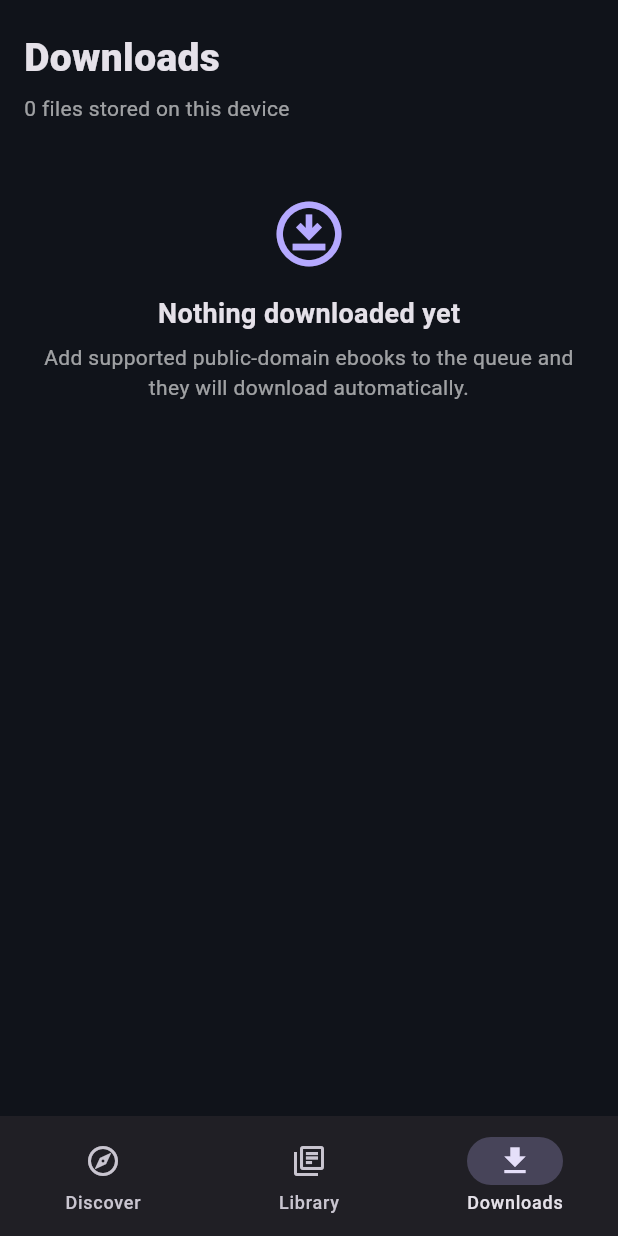
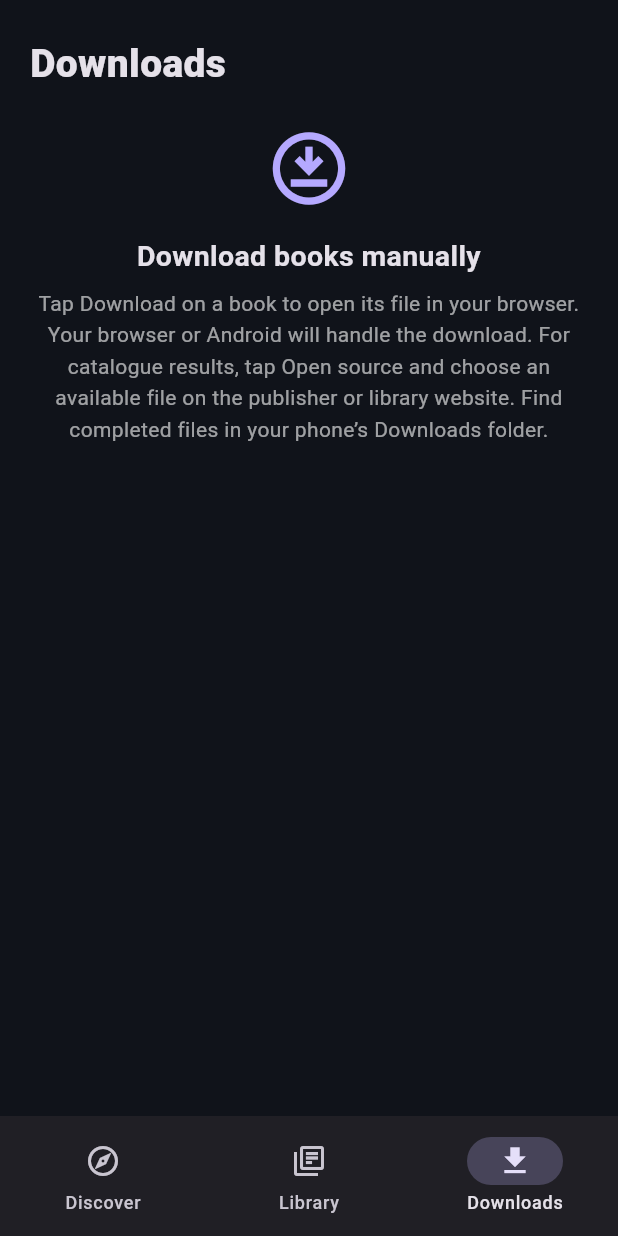
Before and after one commit to Senior-Toasty/books-to-read, a Flutter app: the screen it shows after launch, item 3 of the bottom bar chosen, on a phone screen of 412 x 824 dp. Run offline on Flutter 3.47's test engine with Material 3 defaults, Android fonts, the phone set to English and light mode, and no system bars; our stand-ins replace shared_preferences; missing offline and left inert: epub_view, pdfx.

Commit message:
Replace broken automatic queue with manual browser downloads

```diff
--- a/app/lib/main.dart
+++ b/app/lib/main.dart
@@ -1,8 +1,6 @@
 // ignore_for_file: deprecated_member_use
 import 'package:flutter/material.dart';
 import 'package:bookhunter/changelog_page.dart';
-import 'package:bookhunter/downloads/download_store.dart';
-import 'package:bookhunter/reader/book_reader_page.dart';
 import 'package:bookhunter/search/book_result.dart';
 import 'package:bookhunter/search/search_service.dart';
 import 'package:bookhunter/library/library_store.dart';
@@ -56,7 +54,6 @@ class _HomeScreenState extends State<HomeScreen> {
   void initState() {
     super.initState();
     LibraryStore.load();
-    DownloadStore.load();
   }
 
   @override
@@ -99,39 +96,21 @@ class _HomeScreenState extends State<HomeScreen> {
 
 
   Widget _downloadsPage() {
-    return AnimatedBuilder(
-      animation: Listenable.merge([DownloadStore.items, DownloadStore.queue]),
-      builder: (context, _) {
-        final books = DownloadStore.items.value;
-        final tasks = DownloadStore.queue.value.where((t) => t.status != DownloadStatus.completed).toList();
-        final active = tasks.any((t) => t.status == DownloadStatus.queued || t.status == DownloadStatus.downloading || t.status == DownloadStatus.paused);
-        return ListView(padding: const EdgeInsets.fromLTRB(16,20,16,24), children: [
-          const Text('Downloads',style:TextStyle(fontSize:26,fontWeight:FontWeight.w800)),
-          const SizedBox(height:5),
-          Text('${books.length} files stored on this device',style:const TextStyle(color:Colors.white60)),
-          if(tasks.isNotEmpty) ...[
-            const SizedBox(height:18),
-            Row(children:[const Expanded(child:Text('Download queue',style:TextStyle(fontSize:18,fontWeight:FontWeight.w700))),TextButton.icon(onPressed:active?DownloadStore.pause:DownloadStore.resume,icon:Icon(active?Icons.pause:Icons.play_arrow),label:Text(active?'Pause':'Resume all'))]),
-            for(final task in tasks) Card(color:const Color(0xFF191E28),child:Padding(padding:const EdgeInsets.all(12),child:Column(crossAxisAlignment:CrossAxisAlignment.start,children:[
-              Text(task.title,style:const TextStyle(fontWeight:FontWeight.w700)),
-              const SizedBox(height:5),
-              Text('${task.source} · ${task.status.name}',style:const TextStyle(color:Colors.white60,fontSize:12)),
-              if(task.status==DownloadStatus.downloading||task.status==DownloadStatus.queued||task.status==DownloadStatus.paused) ...[
-                const SizedBox(height:8),LinearProgressIndicator(value:task.total>0?task.progress:null),
-                if(task.total>0) Text('${(task.received/1048576).toStringAsFixed(1)} / ${(task.total/1048576).toStringAsFixed(1)} MB',style:const TextStyle(color:Colors.white54,fontSize:11)),
-              ],
-              if(task.error!=null) Text(task.error!,style:const TextStyle(color:Colors.orangeAccent,fontSize:11)),
-              Row(mainAxisAlignment:MainAxisAlignment.end,children:[
-                if(task.status==DownloadStatus.failed) TextButton(onPressed:()=>DownloadStore.retry(task.id),child:const Text('Retry')),
-                IconButton(onPressed:()=>DownloadStore.removeTask(task.id),tooltip:'Remove from queue',icon:const Icon(Icons.close)),
-              ]),
-            ]))),
-          ],
-          const SizedBox(height:12),
-          if(books.isEmpty) const Padding(padding:EdgeInsets.symmetric(vertical:36),child:Column(children:[Icon(Icons.download_for_offline_outlined,size:52,color:Color(0xFFB5A9FF)),SizedBox(height:14),Text('Nothing downloaded yet',style:TextStyle(fontSize:18,fontWeight:FontWeight.w700)),SizedBox(height:6),Text('Add supported public-domain ebooks to the queue and they will download automatically.',textAlign:TextAlign.center,style:TextStyle(color:Colors.white60))])),
-          for(final book in books) Card(color:const Color(0xFF191E28),child:ListTile(leading:const Icon(Icons.menu_book_rounded,color:Color(0xFFB5A9FF)),title:Text(book.title,maxLines:2,overflow:TextOverflow.ellipsis),subtitle:Text('${book.source} · ${(book.bytes/1048576).toStringAsFixed(1)} MB'),onTap:()=>Navigator.of(context).push(MaterialPageRoute(builder:(_)=>BookReaderPage(path:book.path,title:book.title))),trailing:IconButton(tooltip:'Delete downloaded file',icon:const Icon(Icons.delete_outline),onPressed:()=>DownloadStore.remove(book)))),
-        ]);
-      },
+    return ListView(
+      padding: const EdgeInsets.fromLTRB(20, 24, 20, 28),
+      children: const [
+        Text('Downloads', style: TextStyle(fontSize: 26, fontWeight: FontWeight.w800)),
+        SizedBox(height: 22),
+        Center(child: Icon(Icons.download_for_offline_outlined, size: 58, color: Color(0xFFB5A9FF))),
+        SizedBox(height: 16),
+        Text('Download books manually', textAlign: TextAlign.center, style: TextStyle(fontSize: 19, fontWeight: FontWeight.w700)),
+        SizedBox(height: 8),
+        Text(
+          'Tap Download on a book to open its file in your browser. Your browser or Android will handle the download. For catalogue results, tap Open source and choose an available file on the publisher or library website. Find completed files in your phone’s Downloads folder.',
+          textAlign: TextAlign.center,
+          style: TextStyle(color: Colors.white60, height: 1.5),
+        ),
+      ],
     );
   }
 
```
